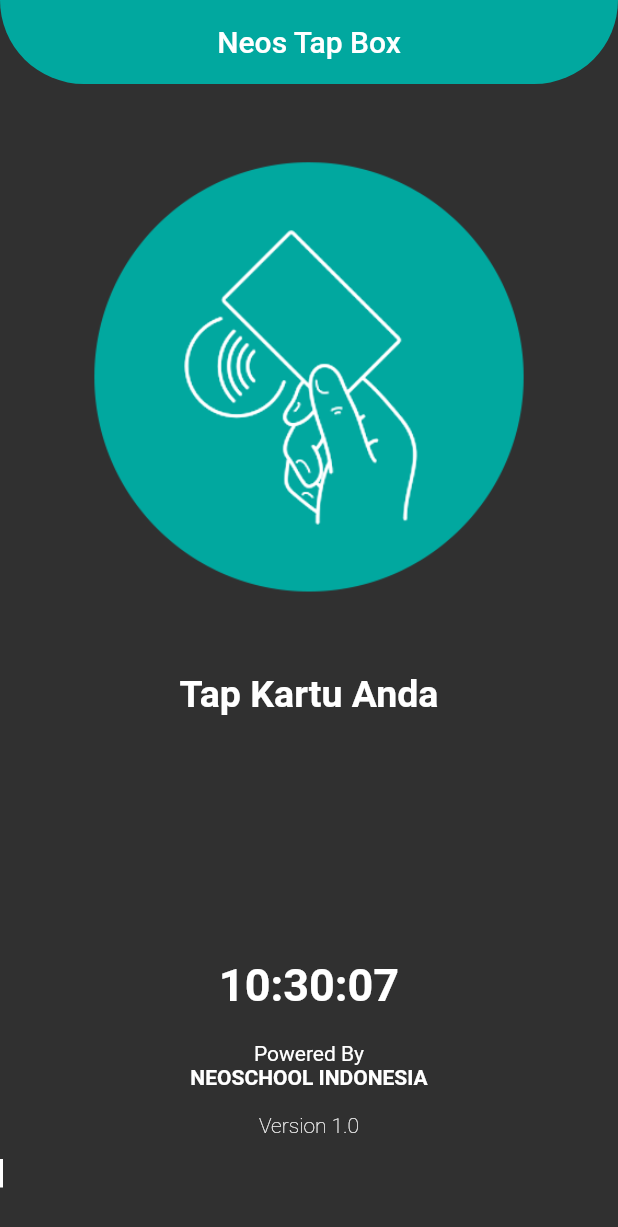
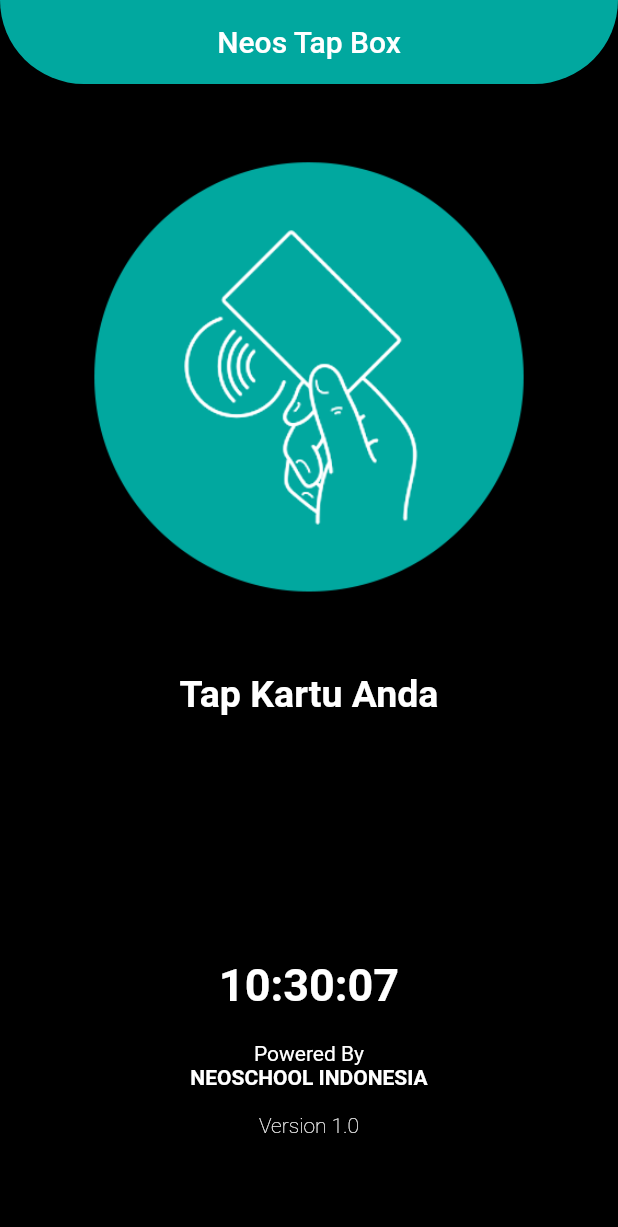
Before and after one commit to siopipin/attendanceApp, a Flutter app: the screen it shows after launch, on a phone screen of 412 x 824 dp. Shown: the top 1227 px of the screen. Run offline on Flutter 3.47's test engine with Material 2 defaults, Android fonts, the light colour scheme and no system bars; our stand-ins replace audioplayers, camera, flutter_html, rxdart, shared_preferences.

Commit message:
update background color scheme

```diff
--- a/lib/screens/home/message_page.dart
+++ b/lib/screens/home/message_page.dart
@@ -42,7 +42,7 @@ class _MessagePageState extends State<MessagePage> {
           children: [
             CircleAvatar(
               minRadius: 80,
-              backgroundColor: const Color.fromARGB(255, 240, 231, 242),
+              backgroundColor: Colors.transparent,
               child: widget.status[0] == 1
                   ? Image.asset('assets/images/verified.gif', width: 230)
                   : widget.status[0] == 2
--- a/lib/screens/home/welcome_screen.dart
+++ b/lib/screens/home/welcome_screen.dart
@@ -5,12 +5,10 @@ import 'package:audioplayers/audioplayers.dart';
 import 'package:camera/camera.dart';
 import 'package:flutter/material.dart';
 import 'package:flutter/services.dart';
-import 'package:input_with_keyboard_control/input_with_keyboard_control.dart';
 import 'package:intl/intl.dart';
 import 'package:path_provider/path_provider.dart';
 import 'package:presensi_app/screens/home/home_screen.dart';
 import 'package:presensi_app/screens/home/message_page.dart';
-import 'package:presensi_app/screens/home/widgets/textfield_customer.dart';
 import 'package:presensi_app/screens/home/widgets/time_widget.dart';
 import 'package:presensi_app/utils/attendance_provider.dart';
 import 'package:provider/provider.dart';
@@ -74,7 +72,7 @@ class _WelcomeScreenState extends State<WelcomeScreen> {
     provider.setNoKartu = val;
 
     // "0314008171"
-    //x TODO ganti ke provider.noKartu
+    //xTODO: ganti ke provider.noKartu
     var value = int.parse(provider.noKartu);
     String hex = value.toRadixString(16).padLeft(8, "0");
 
@@ -153,10 +151,14 @@ class _WelcomeScreenState extends State<WelcomeScreen> {
               'Connection Error',
               textAlign: TextAlign.center,
             ),
-            content: SizedBox(
+            content: Container(
+              color: Colors.transparent,
               height: 150,
               child: Center(
-                child: Image.asset('assets/images/alarm.gif', width: 230),
+                child: Image.asset(
+                  'assets/images/alarm.gif',
+                  width: 230,
+                ),
               ),
             ),
           );
@@ -298,7 +300,7 @@ class _WelcomeScreenState extends State<WelcomeScreen> {
               focusNode: _focusNode,
               controller: ctrl,
               maxLength: 10,
-              style: const TextStyle(color: Colors.white),
+              style: const TextStyle(color: Colors.black),
               onChanged: (val) async {
                 // _streamController.add(val);
                 if (val.length >= 10) {
@@ -309,7 +311,7 @@ class _WelcomeScreenState extends State<WelcomeScreen> {
                 border: InputBorder.none,
                 counterText: "",
               ),
-              cursorColor: Colors.white,
+              cursorColor: Colors.black,
               // readOnly: true,
             ),
           ],
--- a/lib/utils/attendance_provider.dart
+++ b/lib/utils/attendance_provider.dart
@@ -26,6 +26,7 @@ class AttendanceProvider with ChangeNotifier {
 
   var dark = ThemeData(
     brightness: Brightness.dark,
+    scaffoldBackgroundColor: Colors.black,
     primarySwatch: Colors.teal,
   );
 
@@ -90,6 +91,7 @@ class AttendanceProvider with ChangeNotifier {
     List result = [];
     try {
       setStatePage = StatePage.loading;
+      //x TODO ganti url absensi dummy.
       var url = Uri.parse('${Config().baseURL}absensi_siswa');
       var request = http.MultipartRequest("POST", url);
       request.fields['no_kartu'] = no_kartu;
--- a/lib/utils/global_config.dart
+++ b/lib/utils/global_config.dart
@@ -29,7 +29,7 @@ class Config {
     );
   }
 
-  final baseURL = "https://dev.neoschool.id/api/";
+  final baseURL = "https://restapi.neoschool.id/api/";
 
   final paddingSize = 16.0;
   final radiusSize = 15.0;
--- a/pubspec.yaml
+++ b/pubspec.yaml
@@ -1,7 +1,7 @@
 name: presensi_app
 description: A new Flutter project.
 publish_to: 'none'
-version: 1.0.0+1
+version: 1.0.1+2
 
 environment:
   sdk: '>=3.0.2 <4.0.0'
```
Also changed, not shown: assets/images/alarm.gif, assets/images/cry.gif, assets/images/happy.gif, assets/images/in-love.gif, assets/images/party.gif, assets/images/verified.gif.
